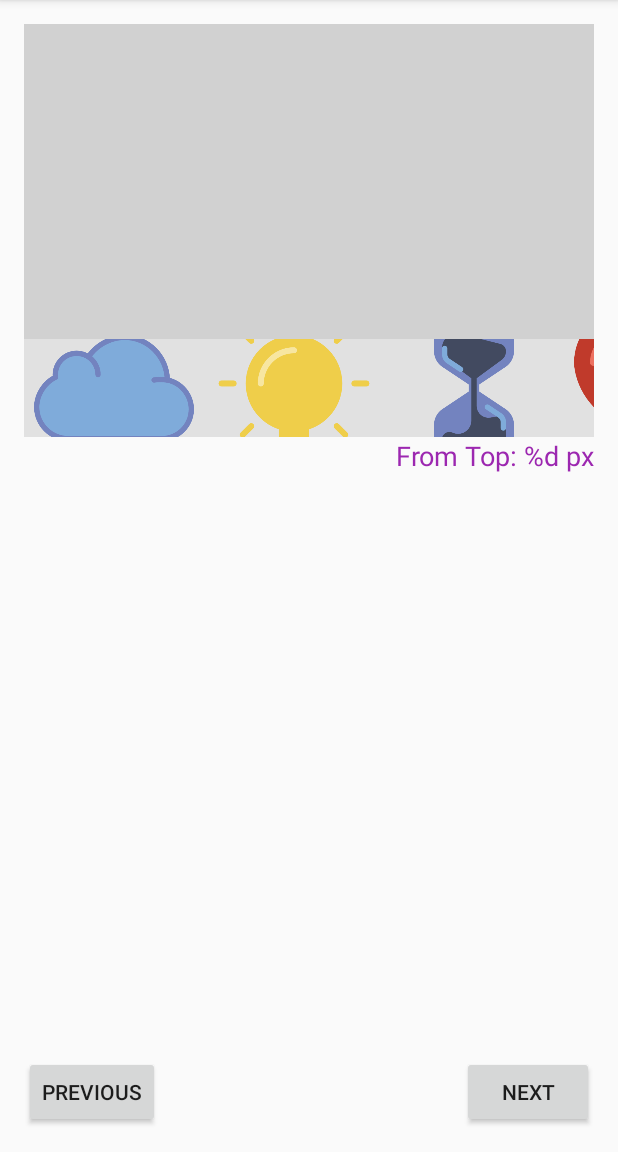
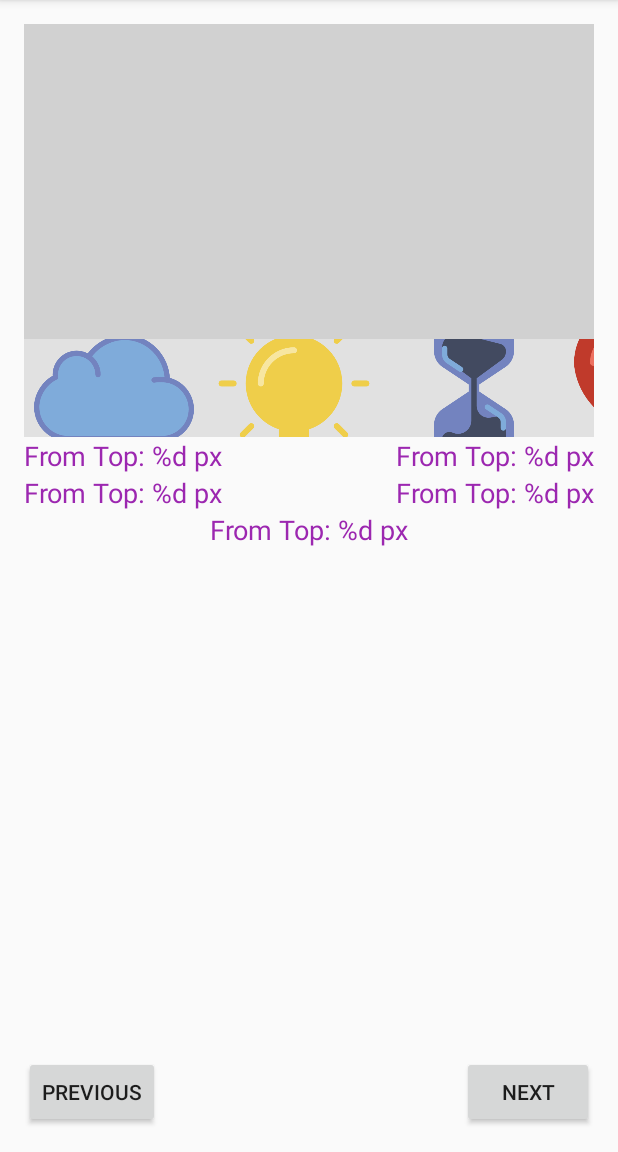
Before and after one commit to llzarunll/Zibbeo-PhotoTimbree---BomNuiiArm, an Android app: the ZPTStickerComposerView screen opened directly, with no data from a screen before it, on a phone screen of 412 x 824 dp, the part 84-1236 px from its top. Run offline under Robolectric (Android 15) with nearby library versions, the phone set to English and light mode, and no system bars.

Commit message:
Sticker Point

```diff
--- a/app/src/main/java/com/zibbeo/phototrimbree/PostCard/Sticker/StickerImageView.java
+++ b/app/src/main/java/com/zibbeo/phototrimbree/PostCard/Sticker/StickerImageView.java
@@ -13,7 +13,7 @@ import android.widget.ImageView;
  */
 public class StickerImageView extends StickerView{
 
-    private String owner_id;
+    public String owner_id;
     private ImageView iv_main;
 
     public StickerImageView(Context context) {
--- a/app/src/main/res/layout/zpt_sticker_composer_view.xml
+++ b/app/src/main/res/layout/zpt_sticker_composer_view.xml
@@ -43,15 +43,50 @@
     </HorizontalScrollView>
 
     <TextView
-        android:id="@+id/from_top_label"
+        android:id="@+id/label1"
         android:layout_width="wrap_content"
         android:layout_height="wrap_content"
         android:text="From Top: %d px"
         android:textColor="#9c27b0"
         android:textSize="18sp"
-
         android:layout_below="@+id/thumbnails_scroll_view"
-        android:layout_alignEnd="@+id/thumbnails_scroll_view" />
+        android:layout_alignParentStart="true" />
+    <TextView
+        android:id="@+id/label2"
+        android:layout_width="wrap_content"
+        android:layout_height="wrap_content"
+        android:text="From Top: %d px"
+        android:textColor="#9c27b0"
+        android:textSize="18sp"
+        android:layout_alignTop="@+id/label1"
+        android:layout_alignParentEnd="true" />
+    <TextView
+        android:id="@+id/label3"
+        android:layout_width="wrap_content"
+        android:layout_height="wrap_content"
+        android:text="From Top: %d px"
+        android:textColor="#9c27b0"
+        android:textSize="18sp"
+        android:layout_below="@+id/label1"
+        android:layout_alignParentStart="true" />
+    <TextView
+        android:id="@+id/label4"
+        android:layout_width="wrap_content"
+        android:layout_height="wrap_content"
+        android:text="From Top: %d px"
+        android:textColor="#9c27b0"
+        android:textSize="18sp"
+        android:layout_alignTop="@+id/label3"
+        android:layout_alignParentEnd="true" />
+    <TextView
+        android:id="@+id/label5"
+        android:layout_width="wrap_content"
+        android:layout_height="wrap_content"
+        android:text="From Top: %d px"
+        android:textColor="#9c27b0"
+        android:textSize="18sp"
+        android:layout_below="@+id/label3"
+        android:layout_centerHorizontal="true" />
     <Button
         android:layout_width="wrap_content"
         android:layout_height="wrap_content"
```
Also changed, not shown: app/src/main/java/com/zibbeo/phototrimbree/PostCard/ZPTStickerComposerView.java (+63 -4 lines).
